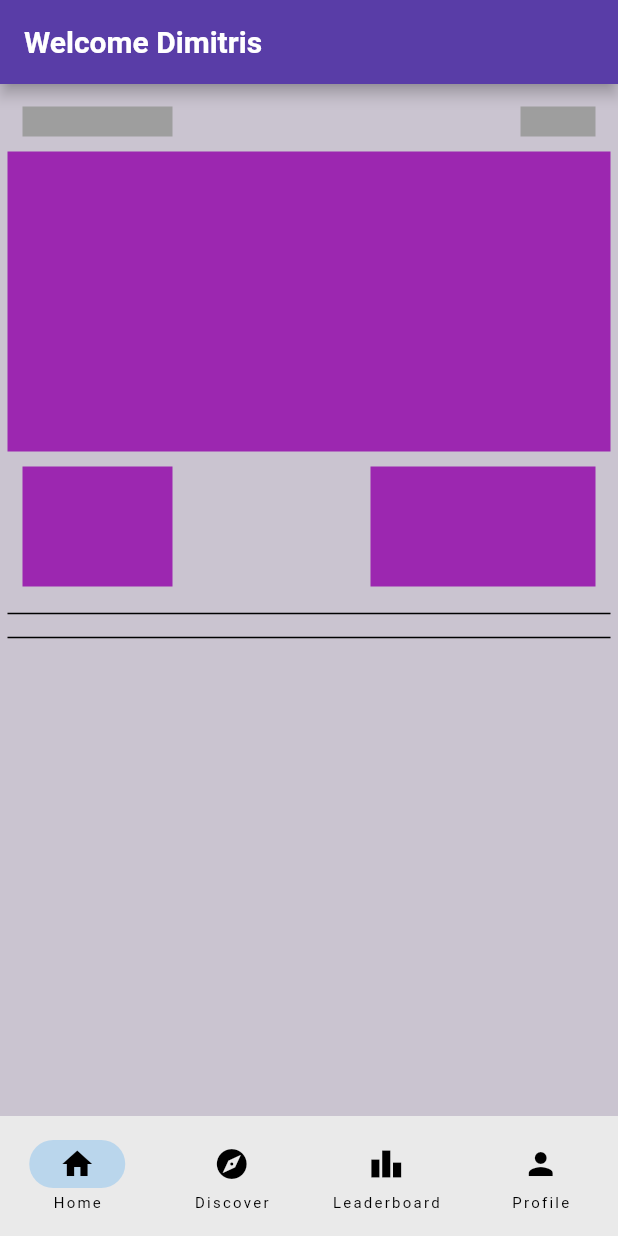
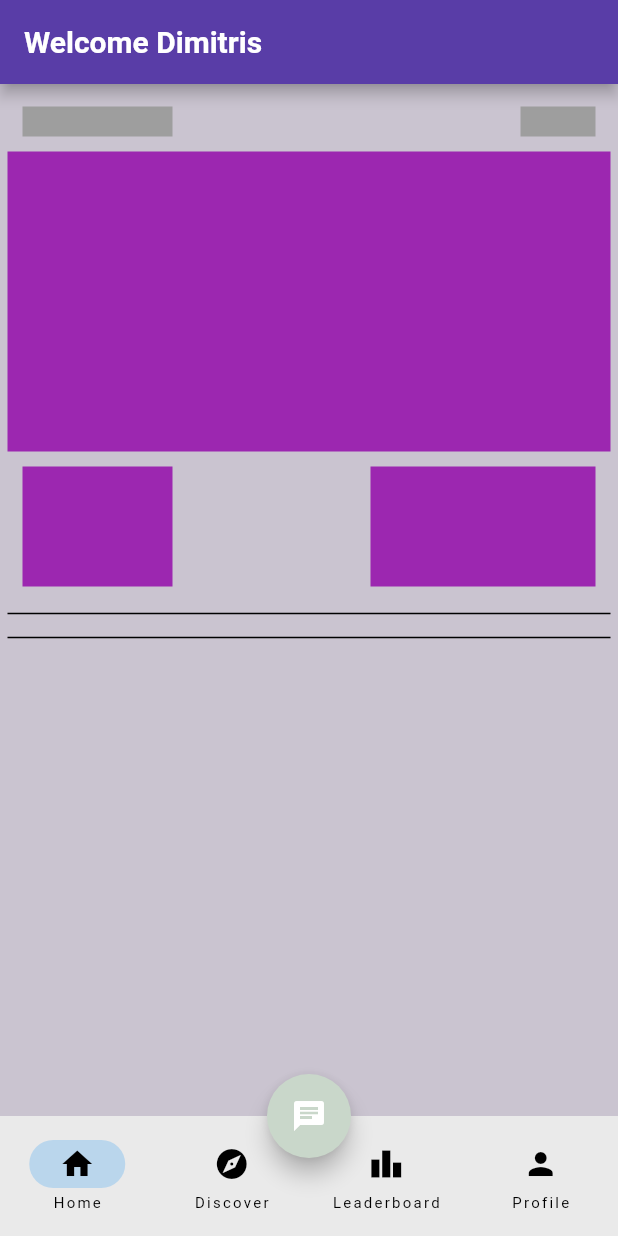
Before and after one commit to Athanasiosvaris/United, a Flutter app: the App screen opened by its route, on a phone screen of 412 x 824 dp. Run offline on Flutter 3.47's test engine with Material 2 defaults, Android fonts, the phone set to English and light mode, and no system bars.

Commit message:
Floating action button addition

```diff
--- a/lib/pages/app/app.dart
+++ b/lib/pages/app/app.dart
@@ -24,6 +24,14 @@ class _App extends State<App> {
     return Scaffold(
       backgroundColor: const Color.fromARGB(255, 202, 196, 208),
       body: _pages[currentPageIndex],
+      floatingActionButton: FloatingActionButton(
+        onPressed: () {
+          // Add your onPressed code here!
+        },
+        backgroundColor: Color.fromARGB(255, 201, 215, 202),
+        child: const Icon(Icons.chat),
+      ),
+      floatingActionButtonLocation: FloatingActionButtonLocation.centerDocked,
       bottomNavigationBar: NavigationBar(
           destinations: const <Widget>[
             NavigationDestination(label: 'Home', icon: Icon(Icons.home)),
```
